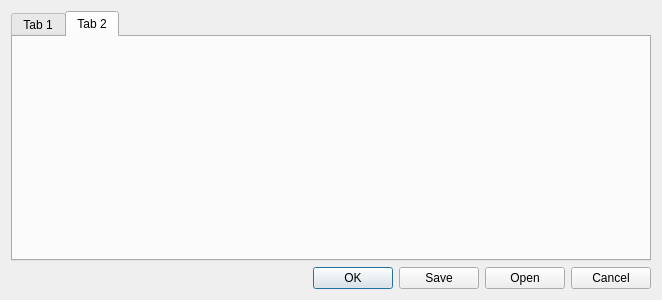
Above: machine.ui from 15831944/CNControl before the change. Below: the same form after it.
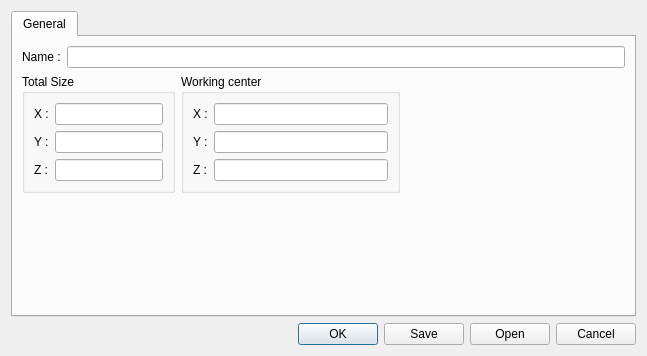
That is the form after the change.

What changed in the file:
```diff
--- a/machine.ui
+++ b/machine.ui
@@ -6,43 +6,153 @@
    <rect>
     <x>0</x>
     <y>0</y>
-    <width>662</width>
-    <height>300</height>
+    <width>647</width>
+    <height>356</height>
    </rect>
   </property>
   <property name="windowTitle">
    <string>Dialog</string>
   </property>
   <layout class="QGridLayout" name="gridLayout">
-   <item row="0" column="0">
-    <widget class="QTabWidget" name="tabWidget">
-     <property name="currentIndex">
-      <number>1</number>
-     </property>
-     <widget class="QWidget" name="tab">
-      <attribute name="title">
-       <string>Tab 1</string>
-      </attribute>
-     </widget>
-     <widget class="QWidget" name="tab_2">
-      <attribute name="title">
-       <string>Tab 2</string>
-      </attribute>
-      <layout class="QGridLayout" name="gridLayout_2">
-       <item row="0" column="0">
-        <widget class="QWidget" name="machineWidget" native="true"/>
-       </item>
-      </layout>
-     </widget>
-    </widget>
-   </item>
-   <item row="1" column="0">
+   <item row="2" column="0">
     <widget class="QDialogButtonBox" name="buttonBox">
      <property name="standardButtons">
       <set>QDialogButtonBox::Cancel|QDialogButtonBox::Ok|QDialogButtonBox::Open|QDialogButtonBox::Save</set>
      </property>
     </widget>
    </item>
+   <item row="0" column="0">
+    <widget class="QTabWidget" name="configTabWidget">
+     <property name="currentIndex">
+      <number>0</number>
+     </property>
+     <widget class="QWidget" name="generalTab">
+      <attribute name="title">
+       <string>General</string>
+      </attribute>
+      <layout class="QGridLayout" name="gridLayout_3">
+       <item row="2" column="1" colspan="3">
+        <widget class="QGroupBox" name="groupBox">
+         <property name="title">
+          <string>Total Size</string>
+         </property>
+         <layout class="QGridLayout" name="gridLayout_4">
+          <item row="1" column="0">
+           <widget class="QLabel" name="label_2">
+            <property name="text">
+             <string>Y :</string>
+            </property>
+           </widget>
+          </item>
+          <item row="0" column="0">
+           <widget class="QLabel" name="label_3">
+            <property name="text">
+             <string>X :</string>
+            </property>
+           </widget>
+          </item>
+          <item row="0" column="1">
+           <widget class="QLineEdit" name="lineEdit_3"/>
+          </item>
+          <item row="1" column="1">
+           <widget class="QLineEdit" name="lineEdit_2"/>
+          </item>
+          <item row="2" column="0">
+           <widget class="QLabel" name="label_7">
+            <property name="text">
+             <string>Z :</string>
+            </property>
+           </widget>
+          </item>
+          <item row="2" column="1">
+           <widget class="QLineEdit" name="lineEdit_7"/>
+          </item>
+         </layout>
+        </widget>
+       </item>
+       <item row="5" column="3">
+        <spacer name="verticalSpacer">
+         <property name="orientation">
+          <enum>Qt::Vertical</enum>
+         </property>
+         <property name="sizeHint" stdset="0">
+          <size>
+           <width>20</width>
+           <height>40</height>
+          </size>
+         </property>
+        </spacer>
+       </item>
+       <item row="2" column="5">
+        <spacer name="horizontalSpacer">
+         <property name="orientation">
+          <enum>Qt::Horizontal</enum>
+         </property>
+         <property name="sizeHint" stdset="0">
+          <size>
+           <width>40</width>
+           <height>20</height>
+          </size>
+         </property>
+        </spacer>
+       </item>
+       <item row="1" column="1" colspan="5">
+        <layout class="QHBoxLayout" name="horizontalLayout">
+         <item>
+          <widget class="QLabel" name="label">
+           <property name="text">
+            <string>Name :</string>
+           </property>
+          </widget>
+         </item>
+         <item>
+          <widget class="QLineEdit" name="lineEdit"/>
+         </item>
+        </layout>
+       </item>
+       <item row="2" column="4">
+        <widget class="QGroupBox" name="groupBox_2">
+         <property name="title">
+          <string>Working center</string>
+         </property>
+         <layout class="QGridLayout" name="gridLayout_5">
+          <item row="1" column="0">
+           <widget class="QLabel" name="label_5">
+            <property name="text">
+             <string>Y :</string>
+            </property>
+           </widget>
+          </item>
+          <item row="0" column="0">
+           <widget class="QLabel" name="label_4">
+            <property name="text">
+             <string>X :</string>
+            </property>
+           </widget>
+          </item>
+          <item row="1" column="1">
+           <widget class="QLineEdit" name="lineEdit_5"/>
+          </item>
+          <item row="0" column="1">
+           <widget class="QLineEdit" name="lineEdit_4"/>
+          </item>
+          <item row="2" column="0">
+           <widget class="QLabel" name="label_6">
+            <property name="text">
+             <string>Z :</string>
+            </property>
+           </widget>
+          </item>
+          <item row="2" column="1">
+           <widget class="QLineEdit" name="lineEdit_6"/>
+          </item>
+         </layout>
+        </widget>
+       </item>
+      </layout>
+     </widget>
+    </widget>
+   </item>
   </layout>
  </widget>
  <resources/>
```
